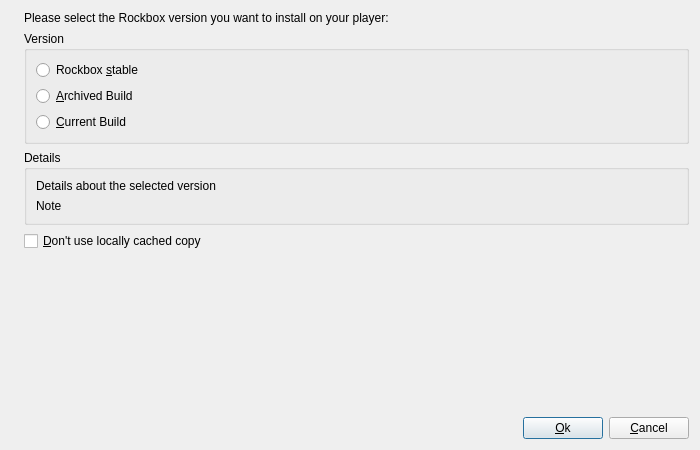
Above: rbutil/rbutilqt/installfrm.ui from Rockbox-Chinese-Community/Rockbox-RCC before the change. Below: the same form after it.
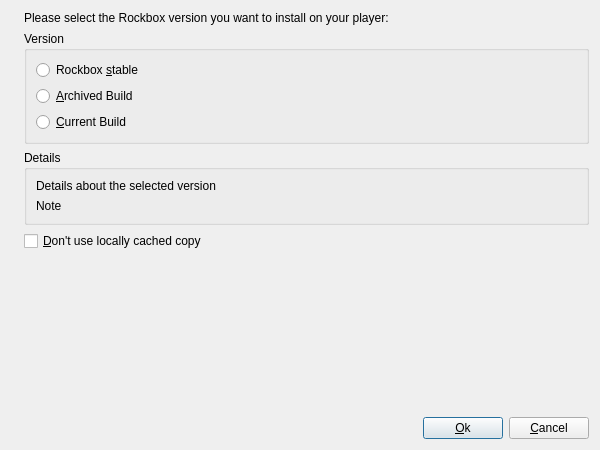
That is the form after the change. Icons and pictures are not drawn.

Commit message: The install window doesn't need to be wider than the other ones.

```diff
--- a/rbutil/rbutilqt/installfrm.ui
+++ b/rbutil/rbutilqt/installfrm.ui
@@ -8,7 +8,7 @@
    <rect>
     <x>0</x>
     <y>0</y>
-    <width>700</width>
+    <width>600</width>
     <height>450</height>
    </rect>
   </property>
@@ -29,7 +29,7 @@
      </property>
     </widget>
    </item>
-   <item row="0" column="1" colspan="2" >
+   <item row="0" column="1" colspan="3" >
     <widget class="QLabel" name="label_4" >
      <property name="text" >
       <string>Please select the Rockbox version you want to install on your player:</string>
@@ -39,7 +39,7 @@
      </property>
     </widget>
    </item>
-   <item row="1" column="1" colspan="2" >
+   <item row="1" column="1" colspan="3" >
     <widget class="QGroupBox" name="groupBox" >
      <property name="title" >
       <string>Version</string>
@@ -69,7 +69,7 @@
      </layout>
     </widget>
    </item>
-   <item row="2" column="1" colspan="2" >
+   <item row="2" column="1" colspan="3" >
     <widget class="QGroupBox" name="groupBox_2" >
      <property name="title" >
       <string>Details</string>
@@ -98,7 +98,7 @@
      </layout>
     </widget>
    </item>
-   <item row="3" column="1" >
+   <item row="3" column="1" colspan="2" >
     <widget class="QCheckBox" name="checkBoxCache" >
      <property name="toolTip" >
       <string>Rockbox Utility stores copies of Rockbox it has downloaded on the local hard disk to save network traffic. If your local copy is no longer working, tick this box to download a fresh copy.</string>
@@ -108,15 +108,15 @@
      </property>
     </widget>
    </item>
-   <item row="4" column="2" >
+   <item row="4" column="3" >
     <spacer>
      <property name="orientation" >
       <enum>Qt::Vertical</enum>
      </property>
      <property name="sizeHint" >
       <size>
-       <width>131</width>
-       <height>41</height>
+       <width>20</width>
+       <height>40</height>
       </size>
      </property>
     </spacer>
@@ -128,13 +128,13 @@
      </property>
      <property name="sizeHint" >
       <size>
-       <width>291</width>
+       <width>40</width>
        <height>20</height>
       </size>
      </property>
     </spacer>
    </item>
-   <item row="5" column="2" >
+   <item row="5" column="2" colspan="2" >
     <layout class="QHBoxLayout" >
      <item>
       <widget class="QPushButton" name="buttonOk" >
```
